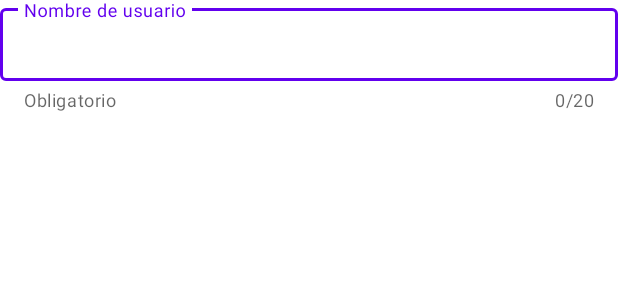
After one commit to ArthurDioses/UserSP, an Android app: the layout dialog_register.xml on its own in the app's theme, with its tools: preview values and no code run, on a phone screen of 412 x 824 dp. The commit adds this screen. Shown: the top 300 px of the screen. Run offline under Robolectric (Android 15) with nearby library versions, the phone set to English and light mode, and no system bars.

Commit message:
- Custom Dialog view

```diff
--- /dev/null
+++ b/app/src/main/res/layout/dialog_register.xml
@@ -0,0 +1,25 @@
+<?xml version="1.0" encoding="utf-8"?>
+<LinearLayout xmlns:android="http://schemas.android.com/apk/res/android"
+    xmlns:app="http://schemas.android.com/apk/res-auto"
+    android:layout_width="match_parent"
+    android:layout_height="wrap_content"
+    android:orientation="vertical">
+
+    <com.google.android.material.textfield.TextInputLayout
+        style="@style/Widget.MaterialComponents.TextInputLayout.OutlinedBox.Dense"
+        android:layout_width="match_parent"
+        android:layout_height="wrap_content"
+        android:hint="@string/hint_username"
+        app:counterEnabled="true"
+        app:counterMaxLength="@integer/max_length_username"
+        app:helperText="@string/helper_username">
+
+        <com.google.android.material.textfield.TextInputEditText
+            android:id="@+id/etUsername"
+            android:layout_width="match_parent"
+            android:layout_height="wrap_content"
+            android:inputType="textPersonName"
+            android:maxLength="@integer/max_length_username" />
+    </com.google.android.material.textfield.TextInputLayout>
+
+</LinearLayout>
--- /dev/null
+++ b/app/src/main/res/values/integers.xml
@@ -0,0 +1,4 @@
+<?xml version="1.0" encoding="utf-8"?>
+<resources>
+    <integer name="max_length_username">20</integer>
+</resources>
--- a/app/src/main/res/values/strings.xml
+++ b/app/src/main/res/values/strings.xml
@@ -4,4 +4,6 @@
     <string name="sp_first_time">first_time</string>
     <string name="dialog_title">Registro de usuario</string>
     <string name="dialog_confirm">Registrar</string>
+    <string name="helper_username">Obligatorio</string>
+    <string name="hint_username">Nombre de usuario</string>
 </resources>
```
